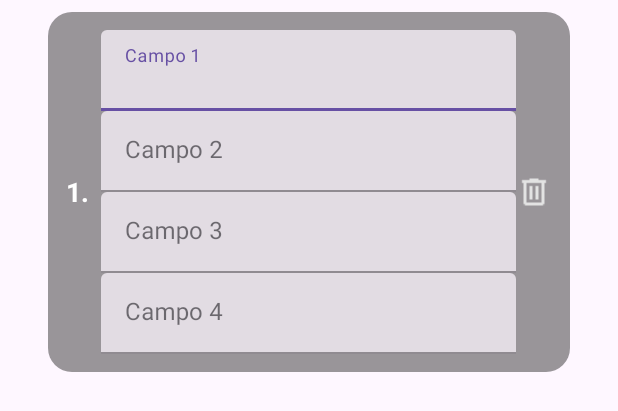
After one commit to gusthas/HAM---TCC, an Android app: the layout item_log_entry.xml on its own in the app's theme, with its tools: preview values and no code run, on a phone screen of 412 x 824 dp. The commit adds this screen. Shown: the top 411 px of the screen. Run offline under Robolectric (Android 15) with nearby library versions, the phone set to English and light mode, and no system bars.

Commit message:
Tcc correto

```diff
--- a/app/src/main/AndroidManifest.xml
+++ b/app/src/main/AndroidManifest.xml
@@ -19,6 +19,9 @@
         android:supportsRtl="true"
         android:theme="@style/Theme.MyApplication"
         tools:targetApi="31">
+        <activity
+            android:name=".LogActivity"
+            android:exported="false" />
         <activity
             android:name=".ConfigurarTemplateActivity"
             android:exported="false" />
--- a/app/src/main/java/com/apol/myapplication/TreinoDao.kt
+++ b/app/src/main/java/com/apol/myapplication/TreinoDao.kt
@@ -46,4 +46,7 @@ interface TreinoDao {
 
     @Delete
     suspend fun deleteLogEntry(log: LogEntry)
+
+    @Query("DELETE FROM log_entries WHERE divisaoId = :divisaoId")
+    suspend fun deleteAllLogsByDivisaoId(divisaoId: Long)
 }
--- /dev/null
+++ b/app/src/main/res/layout/item_log_entry.xml
@@ -0,0 +1,97 @@
+<?xml version="1.0" encoding="utf-8"?>
+<LinearLayout
+    xmlns:android="http://schemas.android.com/apk/res/android"
+    xmlns:app="http://schemas.android.com/apk/res-auto"
+    android:layout_width="match_parent"
+    android:layout_height="wrap_content"
+    android:orientation="vertical"
+    android:background="@drawable/rounded_semi_transparent"
+    android:padding="12dp"
+    android:layout_marginTop="8dp"
+    android:layout_marginBottom="8dp"
+    android:layout_marginStart="32dp"
+    android:layout_marginEnd="32dp">
+
+    <LinearLayout
+        android:layout_width="match_parent"
+        android:layout_height="wrap_content"
+        android:orientation="horizontal"
+        android:gravity="center_vertical">
+
+        <TextView
+            android:id="@+id/numero_log"
+            android:layout_width="wrap_content"
+            android:layout_height="wrap_content"
+            android:text="1."
+            android:textColor="@color/white"
+            android:textSize="18sp"
+            android:textStyle="bold"
+            android:layout_marginEnd="8dp"/>
+
+        <LinearLayout
+            android:id="@+id/container_campos_dinamicos"
+            android:layout_width="0dp"
+            android:layout_height="wrap_content"
+            android:layout_weight="1"
+            android:orientation="vertical">
+
+            <com.google.android.material.textfield.TextInputLayout
+                android:id="@+id/layout_campo1"
+                android:layout_width="match_parent"
+                android:layout_height="wrap_content"
+                style="@style/Widget.MaterialComponents.TextInputLayout.FilledBox.Dense">
+                <com.google.android.material.textfield.TextInputEditText
+                    android:id="@+id/input_campo1"
+                    android:layout_width="match_parent"
+                    android:layout_height="wrap_content"
+                    android:hint="Campo 1"/>
+            </com.google.android.material.textfield.TextInputLayout>
+
+            <com.google.android.material.textfield.TextInputLayout
+                android:id="@+id/layout_campo2"
+                android:layout_width="match_parent"
+                android:layout_height="wrap_content"
+                style="@style/Widget.MaterialComponents.TextInputLayout.FilledBox.Dense">
+                <com.google.android.material.textfield.TextInputEditText
+                    android:id="@+id/input_campo2"
+                    android:layout_width="match_parent"
+                    android:layout_height="wrap_content"
+                    android:hint="Campo 2"/>
+            </com.google.android.material.textfield.TextInputLayout>
+
+            <com.google.android.material.textfield.TextInputLayout
+                android:id="@+id/layout_campo3"
+                android:layout_width="match_parent"
+                android:layout_height="wrap_content"
+                style="@style/Widget.MaterialComponents.TextInputLayout.FilledBox.Dense">
+                <com.google.android.material.textfield.TextInputEditText
+                    android:id="@+id/input_campo3"
+                    android:layout_width="match_parent"
+                    android:layout_height="wrap_content"
+                    android:hint="Campo 3"/>
+            </com.google.android.material.textfield.TextInputLayout>
+
+            <com.google.android.material.textfield.TextInputLayout
+                android:id="@+id/layout_campo4"
+                android:layout_width="match_parent"
+                android:layout_height="wrap_content"
+                style="@style/Widget.MaterialComponents.TextInputLayout.FilledBox.Dense">
+                <com.google.android.material.textfield.TextInputEditText
+                    android:id="@+id/input_campo4"
+                    android:layout_width="match_parent"
+                    android:layout_height="wrap_content"
+                    android:hint="Campo 4"/>
+            </com.google.android.material.textfield.TextInputLayout>
+
+        </LinearLayout>
+
+        <ImageButton
+            android:id="@+id/btn_apagar_log"
+            android:layout_width="wrap_content"
+            android:layout_height="wrap_content"
+            android:src="@drawable/ic_delete"
+            android:background="?attr/selectableItemBackgroundBorderless"
+            android:contentDescription="Apagar"/>
+
+    </LinearLayout>
+</LinearLayout>
```
Also changed, not shown: app/src/main/java/com/apol/myapplication/LogActivity.kt (added, +127 -0 lines), app/src/main/java/com/apol/myapplication/LogAdapter.kt (added, +64 -0 lines), app/src/main/java/com/apol/myapplication/TreinoDetalheActivity.kt (+15 -8 lines), app/src/main/res/layout/activity_log.xml (added, +10 -0 lines).
